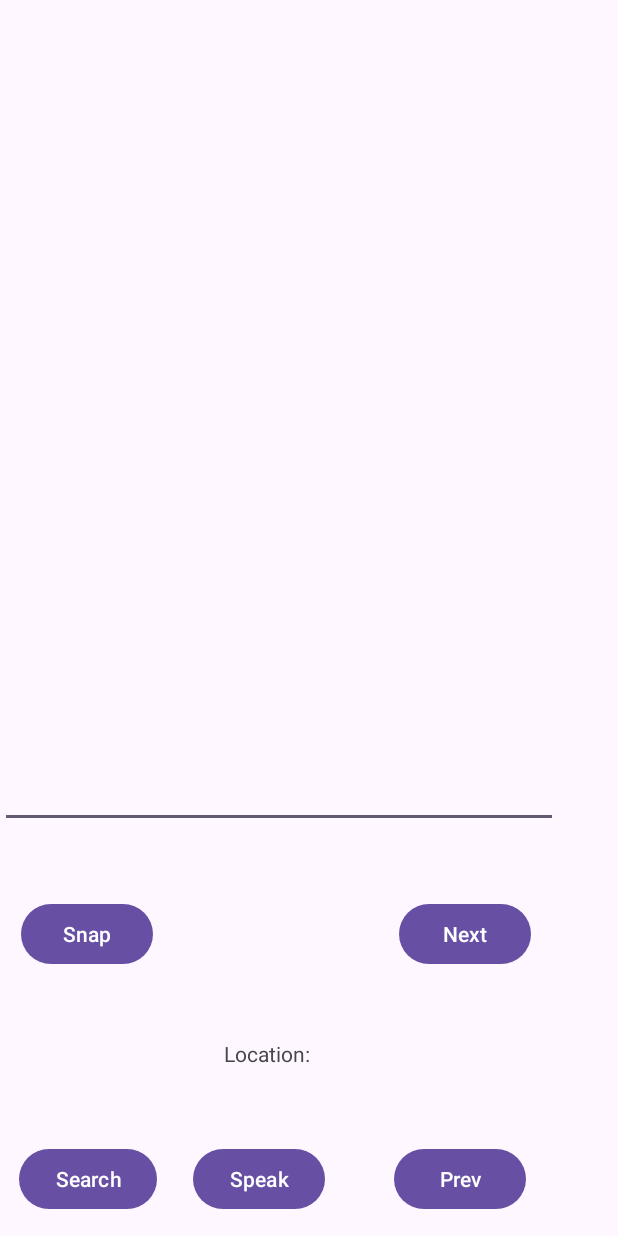
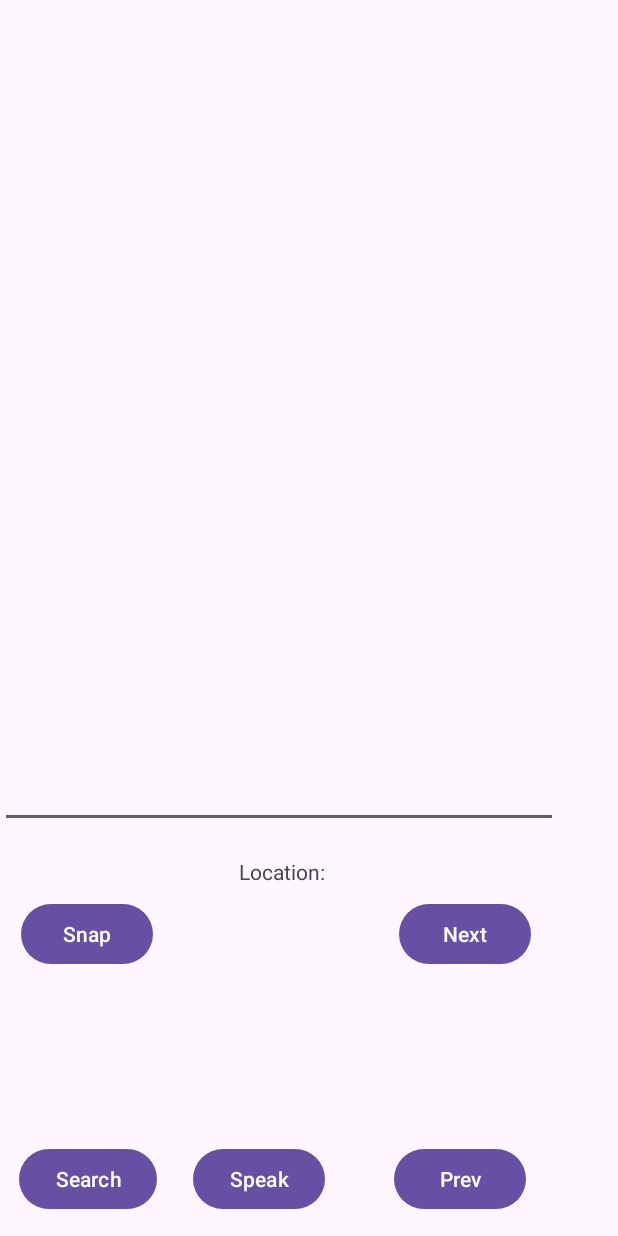
Before and after one commit to BeeWang015/photogalleryapp7031, an Android app: the screen it shows after launch (MainActivity), on a phone screen of 412 x 824 dp. Run offline under Robolectric (Android 15) with nearby library versions, the phone set to English and light mode, and no system bars.

```diff
--- a/app/src/main/res/layout/activity_main.xml
+++ b/app/src/main/res/layout/activity_main.xml
@@ -54,7 +54,7 @@
         android:layout_alignParentEnd="true"
         android:layout_marginStart="194dp"
         android:layout_marginEnd="58dp"
-        android:onClick="scrollPhotos"
+        android:onClick="scrollNext"
         android:text="@string/next_string"
         app:layout_constraintBottom_toTopOf="@+id/btnSearch"
         app:layout_constraintEnd_toEndOf="parent"
@@ -69,7 +69,7 @@
         android:layout_alignParentBottom="true"
         android:layout_marginEnd="61dp"
         android:layout_marginBottom="14dp"
-        android:onClick="scrollPhotos"
+        android:onClick="scrollPrev"
         android:text="@string/prev_string"
         tools:layout_editor_absoluteX="0dp"
         tools:layout_editor_absoluteY="622dp" />
@@ -123,8 +123,8 @@
         android:layout_height="wrap_content"
         android:layout_alignParentEnd="true"
         android:layout_alignParentBottom="true"
-        android:layout_marginEnd="205dp"
-        android:layout_marginBottom="112dp"
+        android:layout_marginEnd="195dp"
+        android:layout_marginBottom="233dp"
         android:text="@string/location_string" />
 
 
```
Also changed, not shown: app/src/main/java/com/example/photogallery/MainActivity.java (+15 -15 lines).
